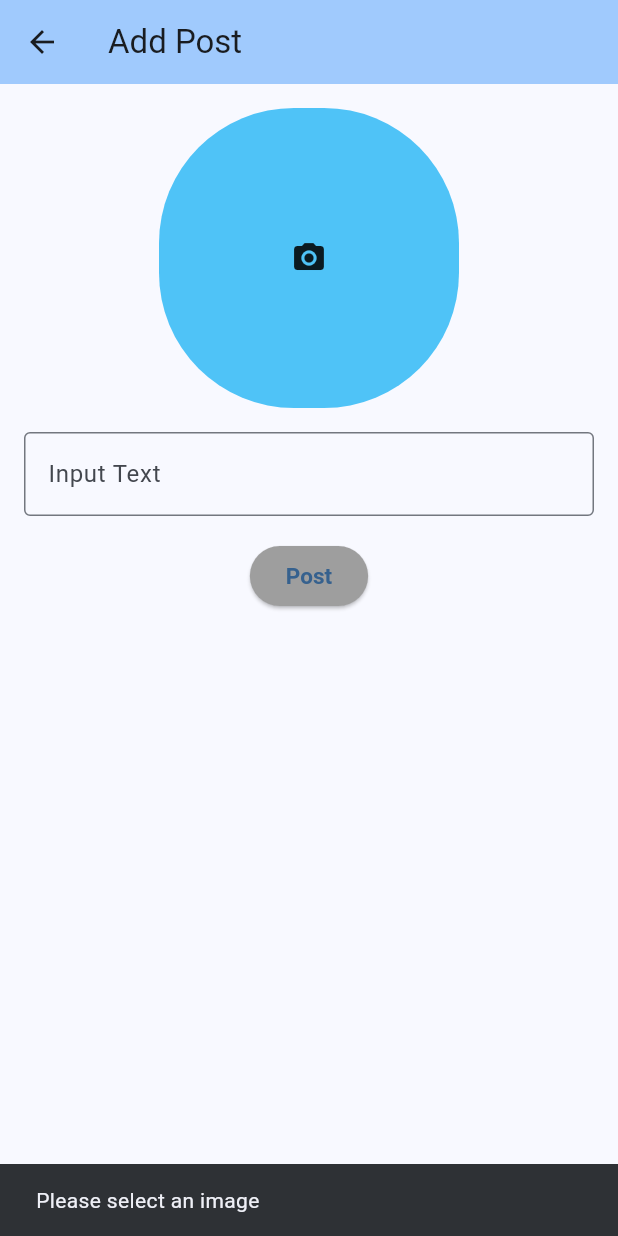
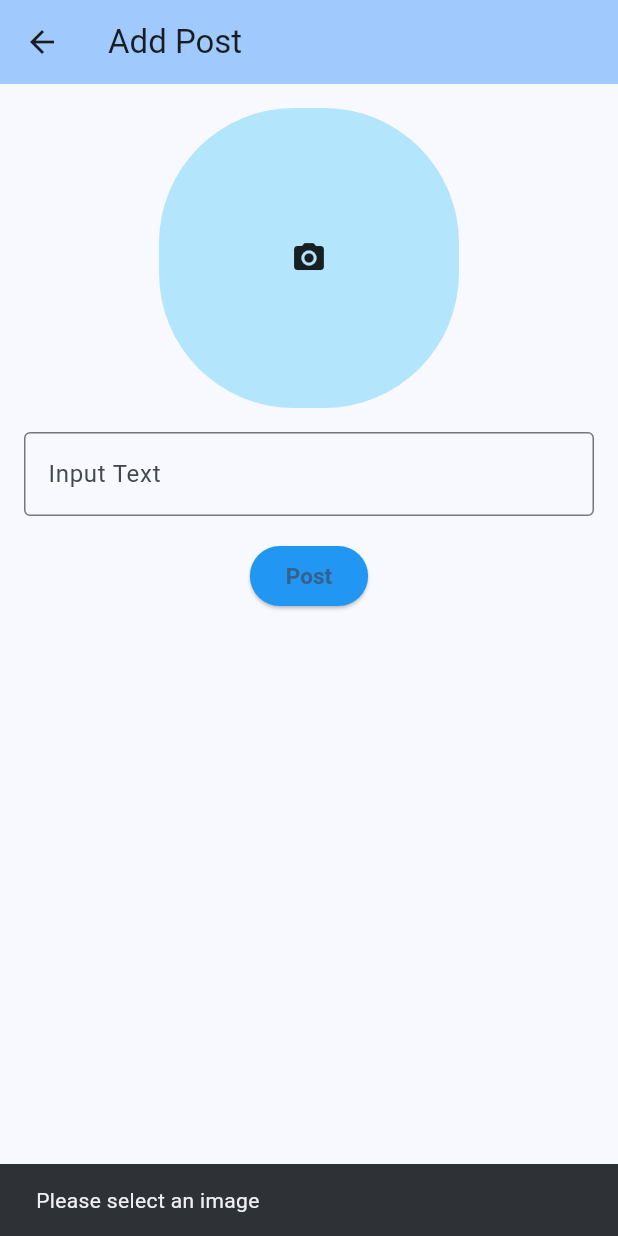
Before and after one commit to ChintyaLyra/fasum-1, a Flutter app: the PostScreen screen opened directly, after a tap on "Post", on a phone screen of 412 x 824 dp. Run offline on Flutter 3.47's test engine with Material 3 defaults, Android fonts, the phone set to English and light mode, and no system bars; our stand-ins replace cloud_firestore, firebase_auth, firebase_core, firebase_database, firebase_storage, google_sign_in and 1 more; accounts and stored records are empty.

Commit message:
Update post_screen.dart

```diff
--- a/lib/screens/post_screen.dart
+++ b/lib/screens/post_screen.dart
@@ -34,7 +34,7 @@ class _AddPostScreenState extends State<PostScreen> {
                 width: 200,
                 height: 200,
                 decoration: BoxDecoration(
-                    color: Colors.lightBlue[300],
+                    color: Colors.lightBlue[100],
                     borderRadius: BorderRadius.circular(90)),
                 child: _image != null
                     ? Image.file(File(_image!.path))
@@ -52,7 +52,7 @@ class _AddPostScreenState extends State<PostScreen> {
             SizedBox(height: 16),
             ElevatedButton(
               style: ElevatedButton.styleFrom(
-                  backgroundColor: Colors.grey,
+                  backgroundColor: Colors.blue,
                   textStyle: TextStyle(
                     fontSize: 15,
                     fontWeight: FontWeight.bold,
@@ -77,7 +77,7 @@ class _AddPostScreenState extends State<PostScreen> {
 
                   // Add Firebase Cloud Firestore functionality here
                   final CollectionReference posts =
-                  FirebaseFirestore.instance.collection('test');
+                  FirebaseFirestore.instance.collection('addpost');
                   await posts.add({
                     'text': _TextController.text,
                     'image_url': downloadUrl,
```
